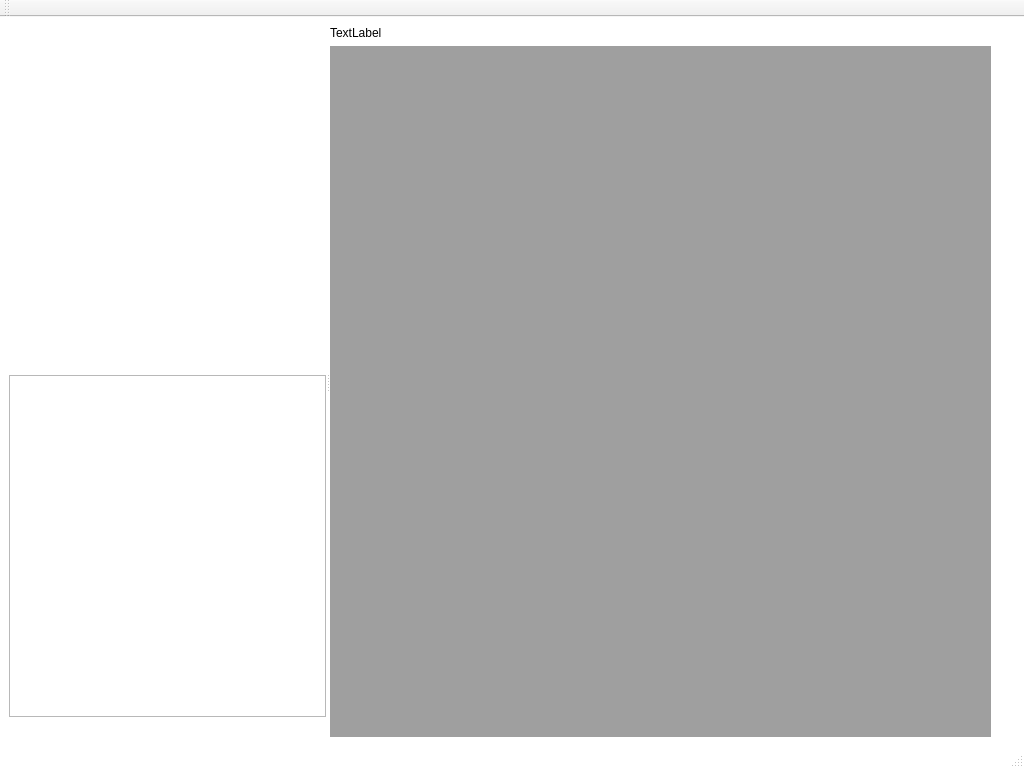
Above: GUI/MainWindow.ui from PaulDebus/vis_project before the change. Below: the same form after it.
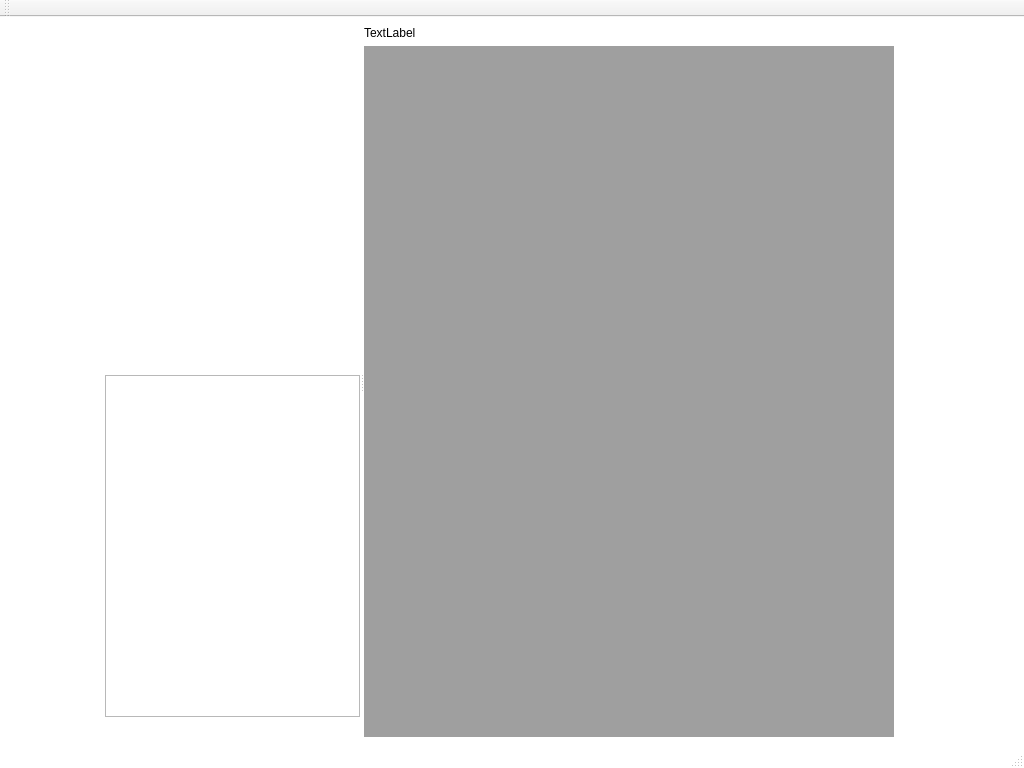
That is the form after the change.

Patch:
```diff
--- a/GUI/MainWindow.ui
+++ b/GUI/MainWindow.ui
@@ -45,7 +45,7 @@
        <bool>true</bool>
       </property>
       <property name="sizePolicy">
-       <sizepolicy hsizetype="Preferred" vsizetype="Expanding">
+       <sizepolicy hsizetype="Maximum" vsizetype="Expanding">
         <horstretch>0</horstretch>
         <verstretch>0</verstretch>
        </sizepolicy>
@@ -137,17 +137,24 @@
        </layout>
       </widget>
       <widget class="QWidget" name="gridLayoutWidget">
-       <layout class="QGridLayout" name="gridLayout">
-        <item row="1" column="0">
-         <widget class="QMdiArea" name="mdiArea"/>
-        </item>
-        <item row="0" column="0">
+       <layout class="QVBoxLayout" name="verticalLayout_2">
+        <item>
          <widget class="QLabel" name="label">
           <property name="text">
            <string>TextLabel</string>
           </property>
          </widget>
         </item>
+        <item>
+         <widget class="QMdiArea" name="mdiArea">
+          <property name="sizePolicy">
+           <sizepolicy hsizetype="Maximum" vsizetype="Expanding">
+            <horstretch>0</horstretch>
+            <verstretch>0</verstretch>
+           </sizepolicy>
+          </property>
+         </widget>
+        </item>
        </layout>
       </widget>
      </widget>
```
Left out of the diff: 3 changed lines with no effect on the pictures.
